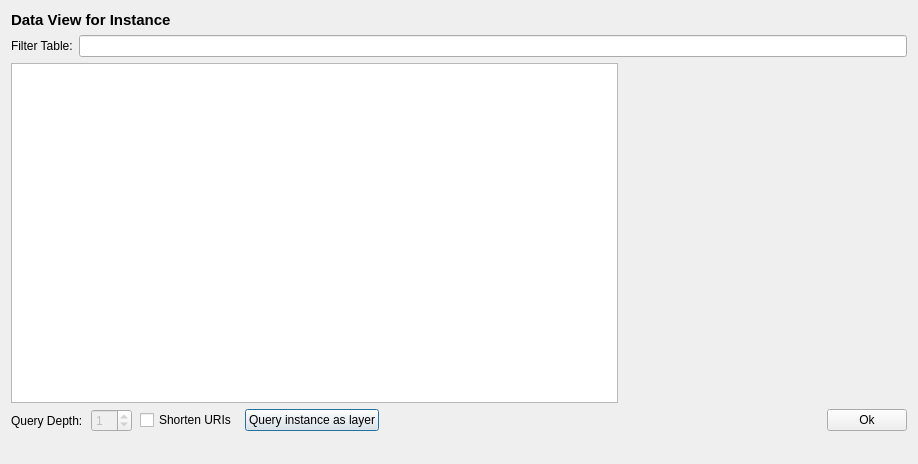
Qt form dialogs/ui/instancedatadialog.ui (sparqlunicorn/sparqlunicornGoesGIS) before a commit.
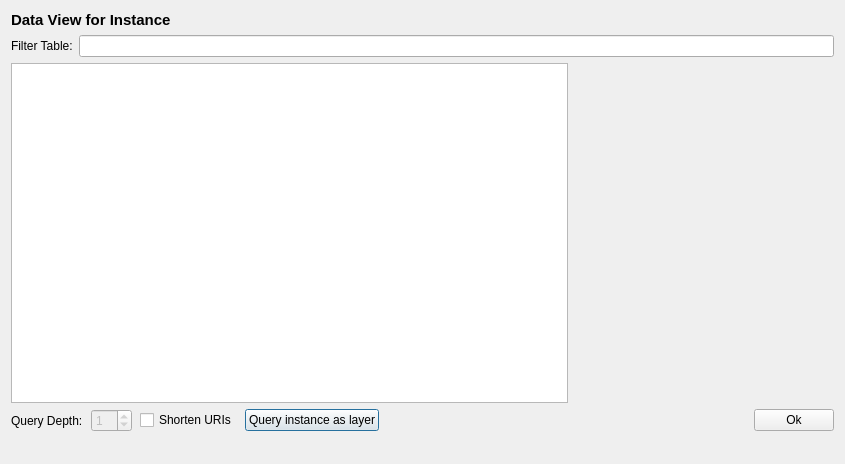
The same form after that commit. Custom widgets are drawn as their Qt base class.

```diff
--- a/dialogs/ui/instancedatadialog.ui
+++ b/dialogs/ui/instancedatadialog.ui
@@ -6,7 +6,7 @@
    <rect>
     <x>0</x>
     <y>0</y>
-    <width>918</width>
+    <width>845</width>
     <height>464</height>
    </rect>
   </property>
```
